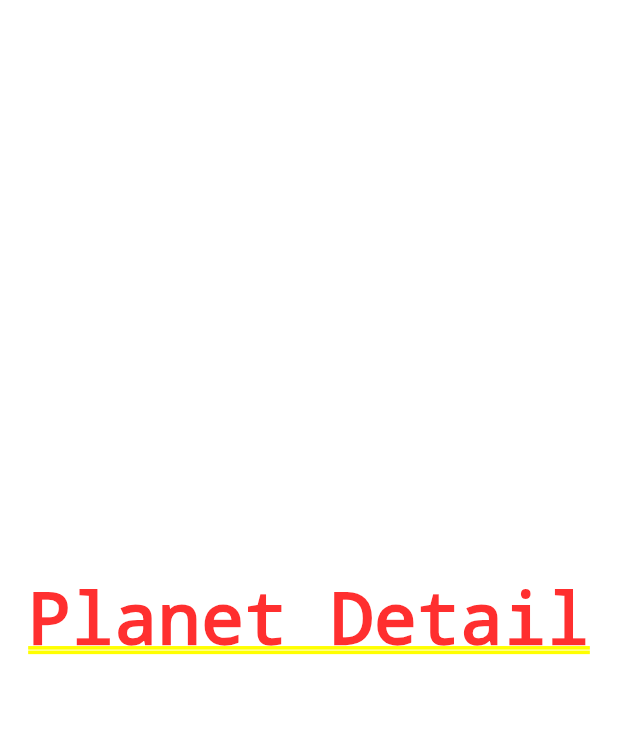
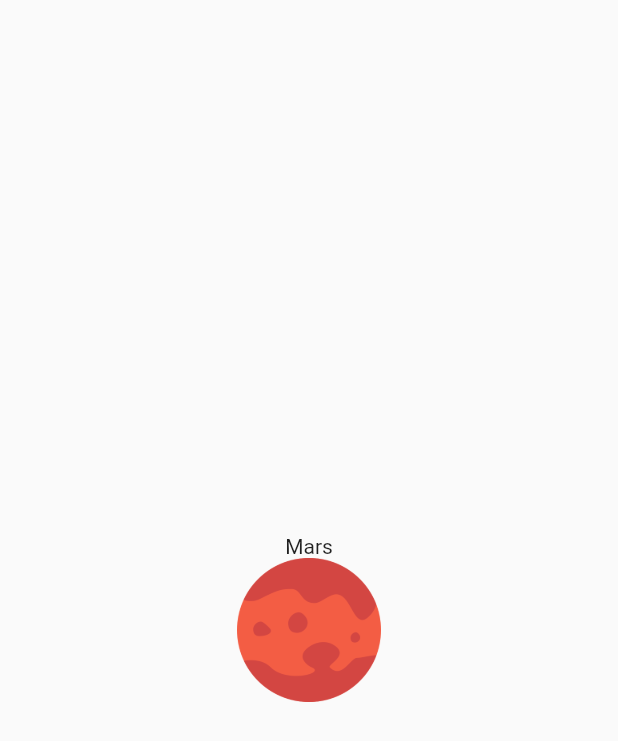
Before and after one commit to briltec/flutter_Planets_tutorial, a Flutter app: the screen it shows after launch, after a tap on "Mars", on a phone screen of 412 x 824 dp. Shown: the top 741 px of the screen. Run offline on Flutter 3.47's test engine with Material 2 defaults, Android fonts, the phone set to English and light mode, and no system bars.

Commit message:
navigation with parameters

```diff
--- a/lib/main.dart
+++ b/lib/main.dart
@@ -8,9 +8,6 @@ void main() {
     new MaterialApp(
       title: "Planets",
       home: new HomePage(),
-      routes: <String, WidgetBuilder>{
-        '/detail': (_) => new DetailPage(),
-      },
     ),
   );
 }
--- a/lib/ui/detail/detail_page.dart
+++ b/lib/ui/detail/detail_page.dart
@@ -1,11 +1,26 @@
 import 'package:flutter/material.dart';
+import 'package:flutter_planets_tutorial/model/planets.dart';
 
 
-class DetailPage extends StatelessWidget{
+class DetailPage extends StatelessWidget {
+
+  final Planet planet;
+
+  DetailPage(this.planet);
+
   @override
   Widget build(BuildContext context) {
-    return new Center(
-      child: new Text("Planet Detail"),
+    return new Scaffold(
+      body: new Container(
+        constraints: new BoxConstraints.expand(),
+        child: new Column(
+          mainAxisAlignment: MainAxisAlignment.center,
+          children: <Widget>[
+            new Text(planet.name),
+            new Image.asset(planet.image, width: 96.0, height: 96.0,),
+          ],
+        ),
+      ),
     );
   }
 }
--- a/lib/ui/home/planet_row.dart
+++ b/lib/ui/home/planet_row.dart
@@ -1,5 +1,6 @@
 import 'package:flutter/material.dart';
 import 'package:flutter_planets_tutorial/model/planets.dart';
+import 'package:flutter_planets_tutorial/ui/detail/detail_page.dart';
 
 class PlanetRow extends StatelessWidget {
 
@@ -105,7 +106,9 @@ class PlanetRow extends StatelessWidget {
 
 
     return new GestureDetector(
-      onTap: () => Navigator.pushNamed(context, "/detail"),
+      onTap: () => Navigator.of(context).push(new PageRouteBuilder(
+        pageBuilder: (_, __, ___) => new DetailPage(planet),
+      )),
       child: new Container(
         height: 120.0,
         margin: const EdgeInsets.symmetric(
```
